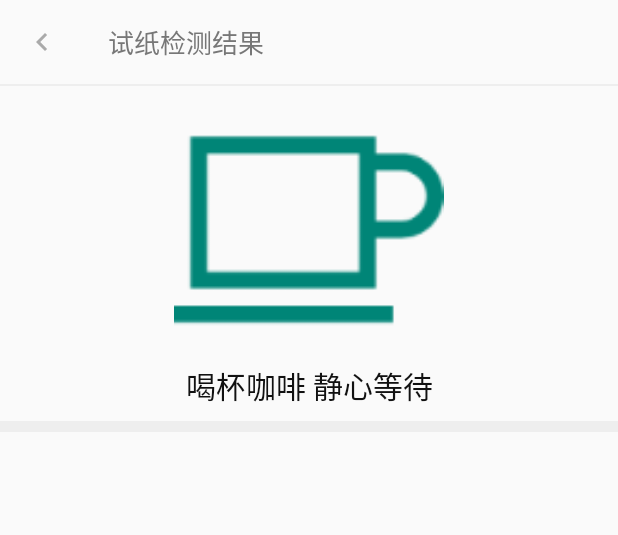
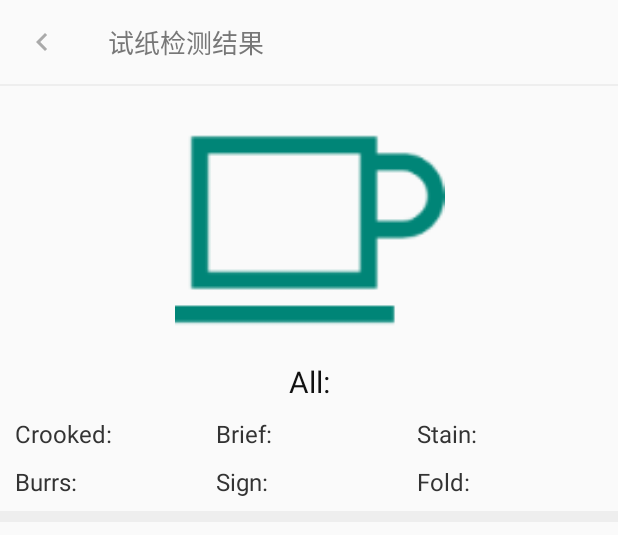
Before and after one commit to StephenChenOk/TestPaper, an Android app: the layout test_paper_result_layout.xml on its own in the app's theme, with its tools: preview values and no code run, on a phone screen of 412 x 824 dp. Shown: the top 535 px of the screen. Run offline under Robolectric (Android 15) with nearby library versions, the phone set to English and light mode, and no system bars.

Commit message:
更新检测结果界面，可以查看检测的信息

```diff
--- a/app/build.gradle
+++ b/app/build.gradle
@@ -27,6 +27,7 @@ dependencies {
     implementation 'com.jph.takephoto:takephoto_library:4.0.3'
     implementation 'com.squareup.okhttp3:okhttp:3.12.0'
     implementation 'org.litepal.android:core:2.0.0'
+    implementation 'com.google.code.gson:gson:2.8.5'
 
     testImplementation 'junit:junit:4.12'
     androidTestImplementation 'com.android.support.test:runner:1.0.2'
--- a/app/src/main/res/layout/test_paper_result_layout.xml
+++ b/app/src/main/res/layout/test_paper_result_layout.xml
@@ -22,33 +22,110 @@
         android:layout_height="1dp"
         android:background="#eee" />
 
-    <RelativeLayout
+    <android.support.constraint.ConstraintLayout
         android:layout_width="match_parent"
-        android:layout_height="220dp">
+        android:layout_height="280dp">
 
         <ImageView
             android:id="@+id/iv_test_paper"
             android:layout_width="250dp"
             android:layout_height="180dp"
-            android:layout_centerHorizontal="true"
-            android:src="@drawable/wait" />
+            android:src="@drawable/wait"
+            app:layout_constraintLeft_toLeftOf="parent"
+            app:layout_constraintRight_toRightOf="parent"
+            app:layout_constraintTop_toTopOf="parent" />
 
         <TextView
             android:id="@+id/select_test_paper"
             android:layout_width="match_parent"
             android:layout_height="wrap_content"
             android:gravity="center"
-            android:text="喝杯咖啡 静心等待"
-            android:layout_marginBottom="5dp"
+            android:layout_marginTop="3dp"
+            android:text="All:"
+            android:textColor="#111"
             android:textSize="20sp"
-            android:textColor="#111"
-            android:layout_alignParentBottom="true"/>
-    </RelativeLayout>
+            app:layout_constraintTop_toBottomOf="@+id/iv_test_paper" />
+
+        <TextView
+            android:id="@+id/tv_crooked"
+            android:layout_width="0dp"
+            android:layout_height="wrap_content"
+            android:layout_marginLeft="10dp"
+            android:layout_marginTop="10dp"
+            android:text="Crooked:"
+            android:textColor="#333"
+            android:textSize="16sp"
+            app:layout_constraintLeft_toLeftOf="parent"
+            app:layout_constraintRight_toLeftOf="@+id/tv_brief"
+            app:layout_constraintTop_toBottomOf="@+id/select_test_paper" />
+
+        <TextView
+            android:id="@+id/tv_brief"
+            android:layout_width="0dp"
+            android:layout_height="wrap_content"
+            android:layout_marginTop="10dp"
+            android:text="Brief:"
+            android:textColor="#333"
+            android:textSize="16sp"
+            app:layout_constraintLeft_toRightOf="@+id/tv_crooked"
+            app:layout_constraintRight_toLeftOf="@+id/tv_stain"
+            app:layout_constraintTop_toBottomOf="@+id/select_test_paper" />
+
+        <TextView
+            android:id="@+id/tv_stain"
+            android:layout_width="0dp"
+            android:layout_height="wrap_content"
+            android:layout_marginTop="10dp"
+            android:text="Stain:"
+            android:textColor="#333"
+            android:textSize="16sp"
+            app:layout_constraintLeft_toRightOf="@+id/tv_brief"
+            app:layout_constraintRight_toRightOf="parent"
+            app:layout_constraintTop_toBottomOf="@+id/select_test_paper" />
+
+        <TextView
+            android:id="@+id/tv_burrs"
+            android:layout_width="0dp"
+            android:layout_height="wrap_content"
+            android:layout_marginLeft="10dp"
+            android:layout_marginTop="10dp"
+            android:text="Burrs:"
+            android:textColor="#333"
+            android:textSize="16sp"
+            app:layout_constraintLeft_toLeftOf="parent"
+            app:layout_constraintRight_toLeftOf="@+id/tv_sign"
+            app:layout_constraintTop_toBottomOf="@+id/tv_crooked" />
+
+        <TextView
+            android:id="@+id/tv_sign"
+            android:layout_width="0dp"
+            android:layout_height="wrap_content"
+            android:layout_marginTop="10dp"
+            android:text="Sign:"
+            android:textColor="#333"
+            android:textSize="16sp"
+            app:layout_constraintLeft_toRightOf="@+id/tv_burrs"
+            app:layout_constraintRight_toLeftOf="@+id/tv_fold"
+            app:layout_constraintTop_toBottomOf="@+id/tv_brief" />
+
+        <TextView
+            android:id="@+id/tv_fold"
+            android:layout_width="0dp"
+            android:layout_height="wrap_content"
+            android:layout_marginTop="10dp"
+            android:text="Fold:"
+            android:textColor="#333"
+            android:textSize="16sp"
+            app:layout_constraintLeft_toRightOf="@+id/tv_sign"
+            app:layout_constraintRight_toRightOf="parent"
+            app:layout_constraintTop_toBottomOf="@+id/tv_stain" />
+
+    </android.support.constraint.ConstraintLayout>
 
     <View
-        android:layout_marginTop="3dp"
         android:layout_width="match_parent"
         android:layout_height="7dp"
+        android:layout_marginTop="3dp"
         android:background="#eee" />
 
     <android.support.v7.widget.RecyclerView
```
Also changed, not shown: app/src/main/java/com/chen/fy/testpaper/activities/TestPaperResultActivity.java (+82 -6 lines), app/src/main/java/com/chen/fy/testpaper/beans/TestResult.java (added, +71 -0 lines).
